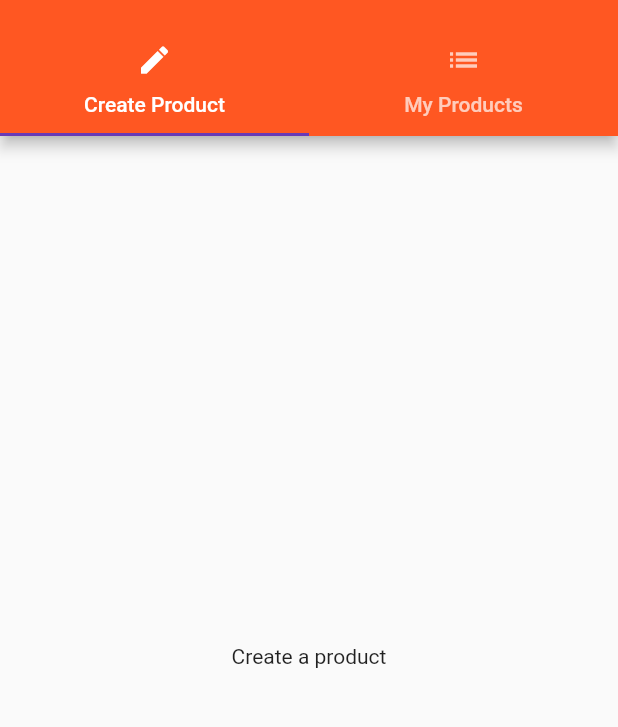
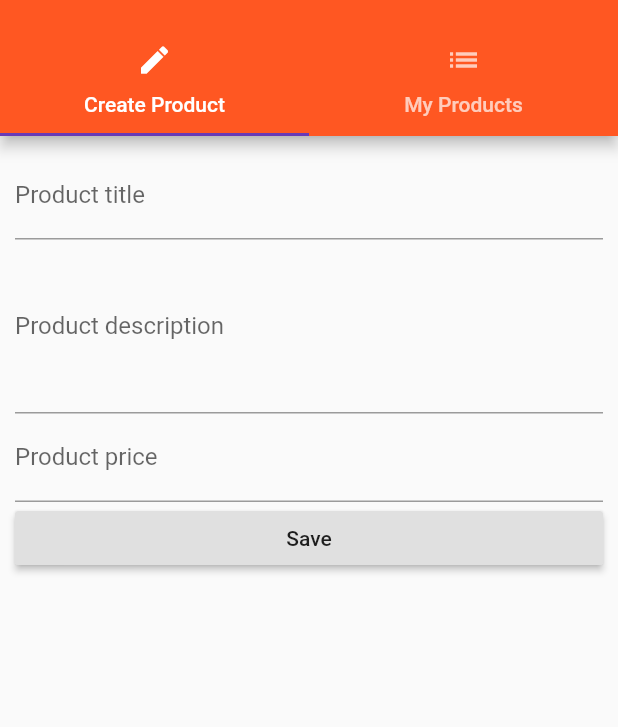
Before and after one commit to DanielReyesDev/FlutterUdemyCourse, a Flutter app: the screen it shows after launch, in the side drawer, after a tap on "Manage Products", on a phone screen of 412 x 824 dp, the part 59-786 px from its top. Run offline on Flutter 3.47's test engine with Material 2 defaults, Android fonts, the phone set to English and light mode, and no system bars.

Commit message:
added  more logic to handling inputs

```diff
--- a/lib/main.dart
+++ b/lib/main.dart
@@ -22,10 +22,10 @@ class MyApp extends StatefulWidget {
 }
 class MyAppState extends State<MyApp> {
 
-  List<Map<String,String>> _products = [];
+  List<Map<String,dynamic>> _products = [];
 
   // For mixing types, use: dynamic
-  void _addProduct(Map<String,String> product) {
+  void _addProduct(Map<String,dynamic> product) {
     setState(() {
       _products.add(product); //we're not asign it a new list, just mutating the List, that's why 'final' works
     });
@@ -49,8 +49,8 @@ class MyAppState extends State<MyApp> {
         ),
         // home: AuthPage(),
         routes: {
-          '/': (BuildContext context) => ProductsPage(_products, _addProduct, _deleteProduct), //if you add this route, you won't need the home: attribute for MaterialApp
-          '/admin': (BuildContext context) => ProductsAdminPage(),
+          '/': (BuildContext context) => ProductsPage(_products), //if you add this route, you won't need the home: attribute for MaterialApp
+          '/admin': (BuildContext context) => ProductsAdminPage(_addProduct, _deleteProduct),
         },
         onGenerateRoute: (RouteSettings settings){
           final List<String> pathElements = settings.name.split('/');
@@ -69,7 +69,7 @@ class MyAppState extends State<MyApp> {
         onUnknownRoute: (RouteSettings settings){
           return MaterialPageRoute(
             builder: (BuildContext context) =>
-              ProductsPage(_products, _addProduct, _deleteProduct)
+              ProductsPage(_products)
           );
         },
       );
--- a/lib/pages/product_create.dart
+++ b/lib/pages/product_create.dart
@@ -1,10 +1,82 @@
 import 'package:flutter/material.dart';
 
-class ProductCreatePage extends StatelessWidget {
+class ProductCreatePage extends StatefulWidget {
+
+  final Function addProduct;
+  final Function deleteProduct;
+
+  ProductCreatePage(this.addProduct, this.deleteProduct);
+
+  @override
+    State<StatefulWidget> createState() {
+      // TODO: implement createState
+      return ProductCreatePageState();
+    }
+}
+
+class ProductCreatePageState extends State<ProductCreatePage> {
+
+  String titleValue = "";
+  String descriptionValue = "";
+  double priceValue = 0.0;
+
+
 
   @override
     Widget build(BuildContext context) {
       // TODO: implement build
-      return Center(child: Text("Create a product"),);
+      return Container(
+        margin: EdgeInsets.all(10.0),
+        child: ListView(
+          children: <Widget>[
+            TextField(
+              decoration: InputDecoration(
+                labelText: "Product title"
+              ),
+              onChanged: (String value) {
+                setState(() {
+                  titleValue = value;
+                });
+              },
+            ),
+            TextField(
+              decoration: InputDecoration(
+                labelText: "Product description"
+              ),
+              maxLines: 4,
+              onChanged: (String value) {
+                setState(() {
+                  descriptionValue = value;
+                });
+              },
+            ),
+            TextField(
+              decoration: InputDecoration(
+                labelText: "Product price"
+              ),
+              keyboardType: TextInputType.number,
+              onChanged: (String value) {
+                setState(() {
+                  priceValue = double.parse(value);
+                });
+              },
+            ),
+            RaisedButton(
+              child: Text("Save"),
+              onPressed: (){
+                final Map<String, dynamic> product = {
+                  'title' : titleValue,
+                  'description': descriptionValue,
+                  'price': priceValue,
+                  'image': 'assets/food.jpg'
+                };
+
+                widget.addProduct(product);
+              },
+            )
+          ],
+        ),
+      );
+
     }
 }
--- a/lib/pages/products.dart
+++ b/lib/pages/products.dart
@@ -4,11 +4,10 @@ import '../product_manager.dart';
 
 class ProductsPage extends StatelessWidget {
 
-  final List<Map<String,String>> products;
-  final Function addProduct;
-  final Function deleteProduct;
+  final List<Map<String,dynamic>> products;
 
-  ProductsPage(this.products, this.addProduct, this.deleteProduct);
+
+  ProductsPage(this.products);
 
   @override
     Widget build(BuildContext context) {
@@ -28,7 +27,7 @@ class ProductsPage extends StatelessWidget {
           appBar: AppBar(
             title: Text("Easylist"),
           ),
-          body: ProductManager(this.products, this.addProduct, this.deleteProduct),
+          body: ProductManager(this.products),
         );
     }
 }
--- a/lib/pages/products_admin.dart
+++ b/lib/pages/products_admin.dart
@@ -4,6 +4,11 @@ import './product_create.dart';
 import './product_list.dart';
 
 class ProductsAdminPage extends StatelessWidget {
+
+  final Function addProduct;
+  final Function deleteProduct;
+
+  ProductsAdminPage(this.addProduct, this.deleteProduct);
 
   @override
     Widget build(BuildContext context) {
@@ -18,7 +23,7 @@ class ProductsAdminPage extends StatelessWidget {
                   title: Text("Choose"),
                 ),
                 ListTile(
-                  title: Text("Manage Products"),
+                  title: Text("All Products"),
                   onTap: (){
                     Navigator.pushReplacementNamed(context, '/');
                   }
@@ -41,7 +46,7 @@ class ProductsAdminPage extends StatelessWidget {
           ),
           body: TabBarView(
             children: <Widget>[
-              ProductCreatePage(),
+              ProductCreatePage(addProduct, deleteProduct),
               ProductListPage()
             ],
           )
--- a/lib/product_manager.dart
+++ b/lib/product_manager.dart
@@ -4,47 +4,9 @@ import './product_control.dart';
 
 class ProductManager extends StatelessWidget {
 
-  final List<Map<String,String>> products ;
-  final Function addProduct;
-  final Function deleteProduct;
+  final List<Map<String,dynamic>> products ;
 
-  ProductManager(this.products, this.addProduct, this.deleteProduct);
-
-//   final Map startingProduct;
-
-//   // startingProduct is optional for the constructor
-//   ProductManager({this.startingProduct}) {
-//     print("[Product Manager] constructor");
-//   }
-
-//   @override
-//     State<StatefulWidget> createState() {
-//       print("[Product Manager] createState");
-//       return _ProductManagerState();
-//     }
-// }
-
-// class _ProductManagerState extends State<ProductManager> {
-//   // final List<String> _products = const []; -> this makes totally unmodifiable our list
-//   final List<Map<String,String>> _products = [];
-
-
-//   @override
-//   void initState() {
-//     super.initState();
-//     print("[Product Manager State] initState");
-//     if (widget.startingProduct != null) {
-//       _products.add(widget.startingProduct);
-//     }
-//   }
-
-//   @override
-//   void didUpdateWidget(ProductManager oldWidget) {
-//     super.didUpdateWidget(oldWidget);
-//     print("[Product Manager State] didUpdateWidget");
-
-//   }
-
+  ProductManager(this.products);
 
   @override
     Widget build(BuildContext context) {
@@ -52,11 +14,11 @@ class ProductManager extends StatelessWidget {
       print(products);
       return Column(
         children: <Widget>[
-           Container(
-              margin: EdgeInsets.all(16.0),
-              child: ProductControl(addProduct), //Passing a reference to the function
-            ),
-            Expanded(child: Products(this.products, deleteProduct: this.deleteProduct),)
+          //  Container(
+          //     margin: EdgeInsets.all(16.0),
+          //     child: ProductControl(addProduct), //Passing a reference to the function
+          //   ),
+            Expanded(child: Products(this.products),)
         ],
       );
     }
--- a/lib/products.dart
+++ b/lib/products.dart
@@ -3,10 +3,9 @@ import './pages/product.dart';
 
 class Products extends StatelessWidget {
 
-  final List<Map<String,String>> products; //Because of is a StateLessWidget
-  final Function deleteProduct;
+  final List<Map<String,dynamic>> products; //Because of is a StateLessWidget
 
-  Products(this.products, {this.deleteProduct}) {
+  Products(this.products) {
     print("[Products] constructor");
   }
 
@@ -45,12 +44,12 @@ class Products extends StatelessWidget {
                     child: Text("Details"),
                     onPressed: () => Navigator
                     .pushNamed<bool>(context,'/product/' + index.toString())
-                    .then( (bool value){
-                        if (value){
-                          deleteProduct(index);
-                        }
-                      }
-                    ),
+                    // .then( (bool value){
+                    //     if (value){
+                    //       deleteProduct(index);
+                    //     }
+                    //   }
+                    // ),
                   )
                 ],)
               ],
```
Also changed, not shown: 4 other files.
